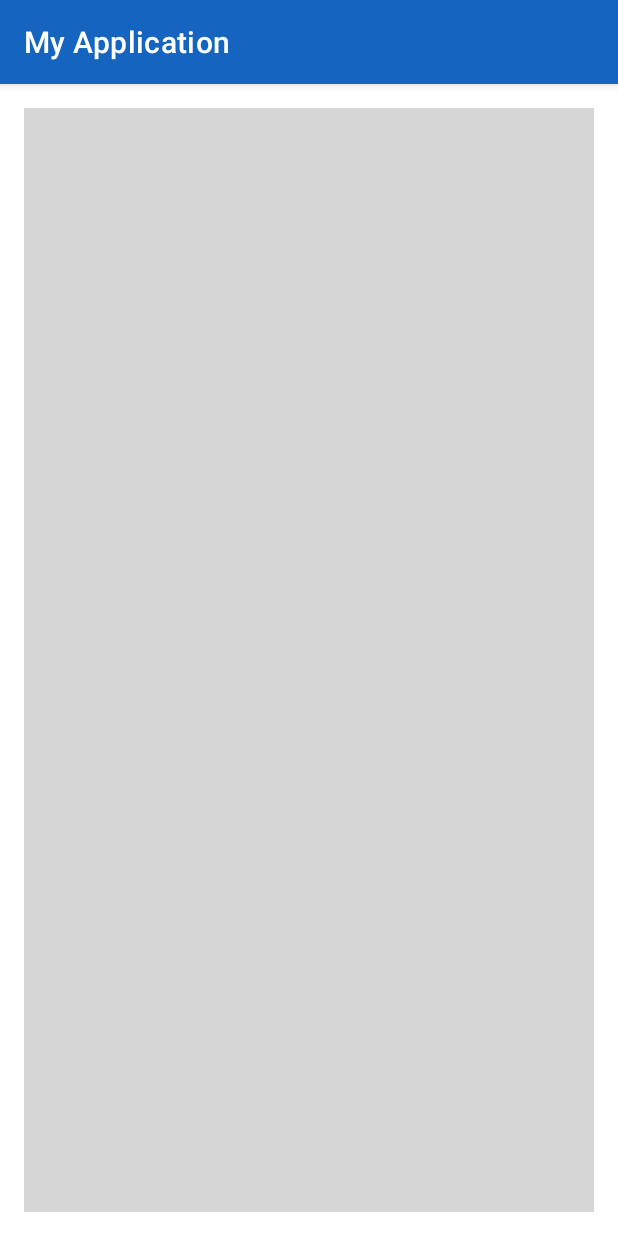
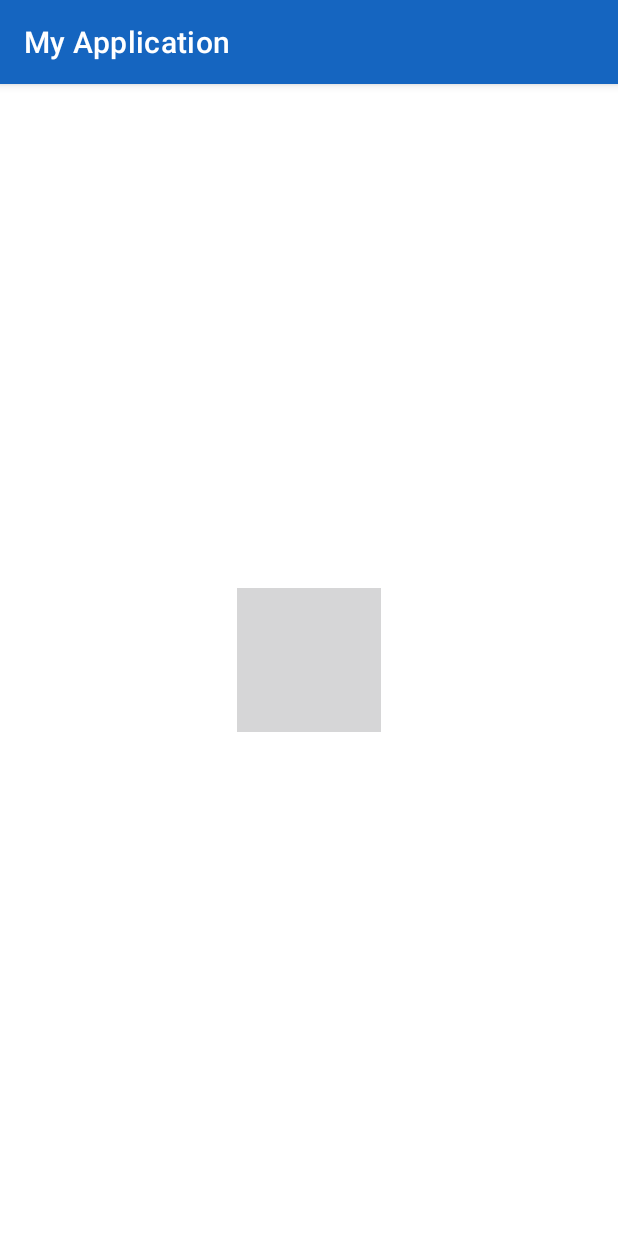
Before and after one commit to e-kleban/MyTestApplication, an Android app: the CatAnimationActivity screen opened directly, with no data from a screen before it, on a phone screen of 412 x 824 dp. Run offline under Robolectric (Android 15) with nearby library versions, the phone set to English and light mode, and no system bars.

Commit message:
Correct CatAnimationActivity

```diff
--- a/app/src/main/java/by/kleban/myapplication/CatAnimationActivity.kt
+++ b/app/src/main/java/by/kleban/myapplication/CatAnimationActivity.kt
@@ -13,8 +13,8 @@ class CatAnimationActivity : AppCompatActivity() {
         setContentView(R.layout.activity_cat_animation)
 
         val catImage = findViewById<ImageView>(R.id.img_cat_animation)
-        catImage.setBackgroundResource(R.drawable.animation_cat)
-        val catAnimation = catImage.background as AnimationDrawable
+        catImage.setImageResource(R.drawable.animation_cat)
+        val catAnimation = catImage.drawable as AnimationDrawable
         catAnimation.start()
     }
 }
--- a/app/src/main/res/layout/activity_cat_animation.xml
+++ b/app/src/main/res/layout/activity_cat_animation.xml
@@ -1,5 +1,6 @@
 <?xml version="1.0" encoding="utf-8"?>
 <FrameLayout xmlns:android="http://schemas.android.com/apk/res/android"
+    xmlns:tools="http://schemas.android.com/tools"
     android:layout_width="match_parent"
     android:layout_height="match_parent"
     android:padding="16dp">
@@ -8,6 +9,7 @@
         android:id="@+id/img_cat_animation"
         android:layout_width="match_parent"
         android:layout_height="match_parent"
-        android:scaleType="center" />
+        android:scaleType="centerInside"
+        tools:src="@drawable/cat1" />
 
 </FrameLayout>
```
